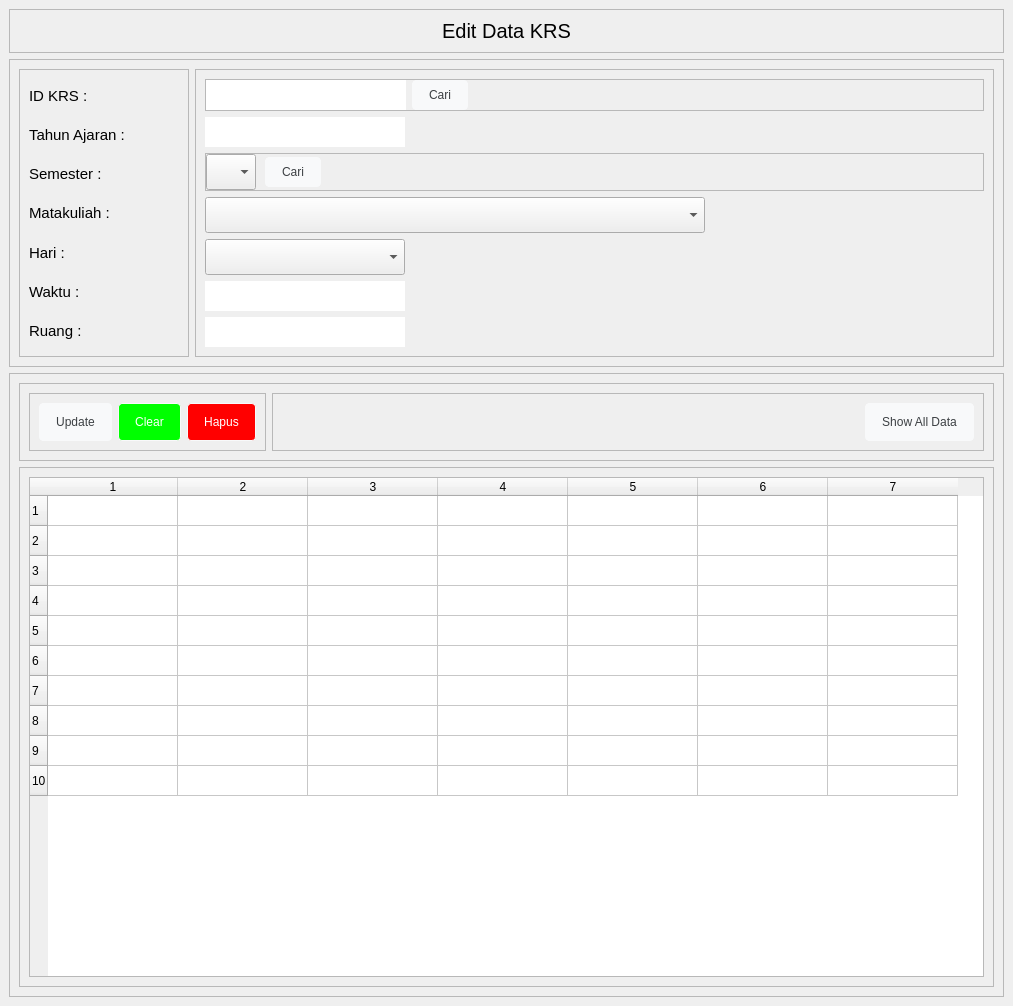
This is ui/krs.ui in fajaraldev/aplikasi-pengisian-krs as Qt 5 draws it before an edit. The edited form follows.
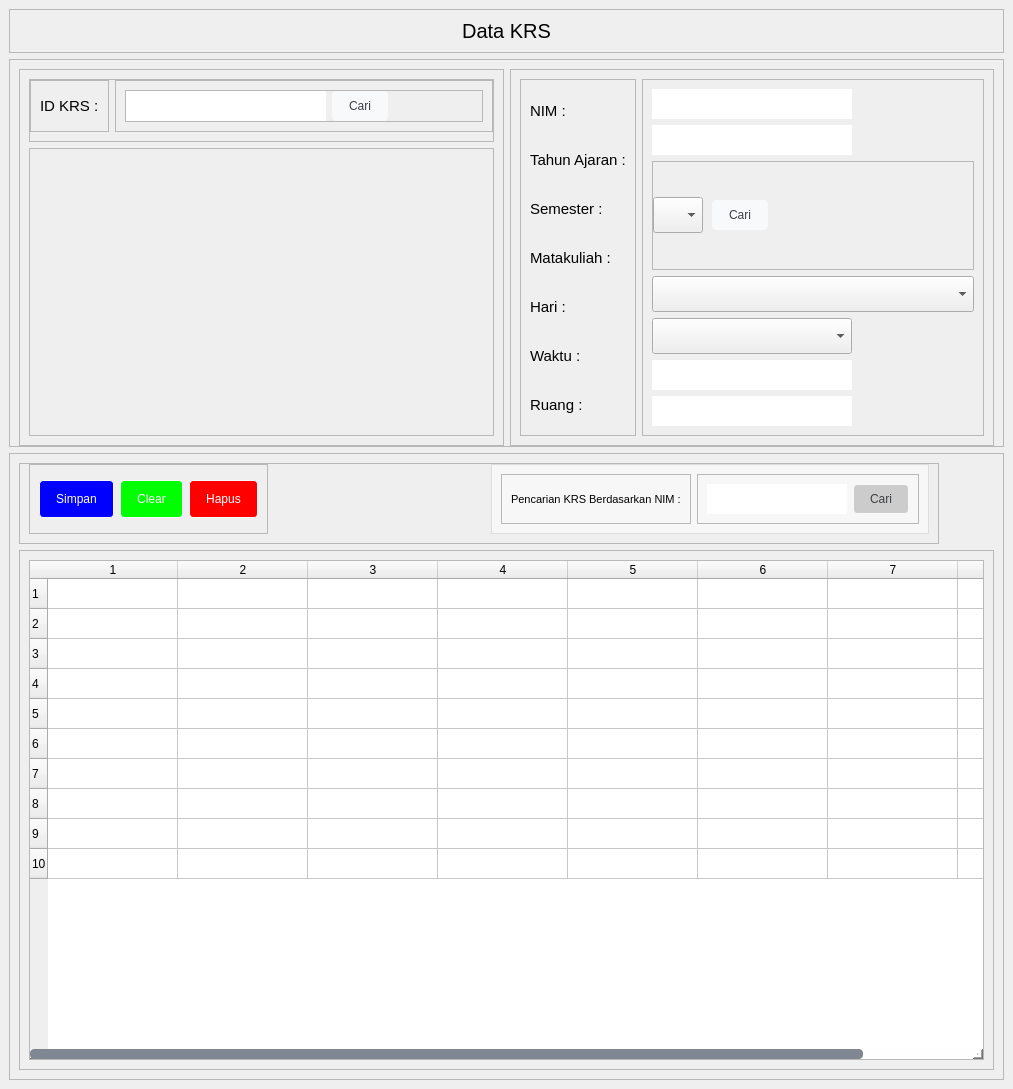
This is the edited form.

What changed in the file:
```diff
--- a/ui/krs.ui
+++ b/ui/krs.ui
@@ -7,7 +7,7 @@
     <x>0</x>
     <y>0</y>
     <width>1013</width>
-    <height>1006</height>
+    <height>1089</height>
    </rect>
   </property>
   <property name="minimumSize">
@@ -76,6 +76,14 @@
   outline: none;
 }
 
+#frame_15{
+background-color:rgba(255,255,255,0.5);
+}
+
+#btnCariKrsByNim{
+background-color:rgb(204,204,204);
+}
+
 #btnSimpan{
 	color: rgb(255, 255, 255);
 	background-color: rgb(0, 0, 255);
@@ -116,6 +124,9 @@
     </property>
     <item>
      <widget class="QScrollArea" name="scrollArea">
+      <property name="autoFillBackground">
+       <bool>false</bool>
+      </property>
       <property name="widgetResizable">
        <bool>true</bool>
       </property>
@@ -125,7 +136,7 @@
          <x>0</x>
          <y>0</y>
          <width>1013</width>
-         <height>1006</height>
+         <height>1089</height>
         </rect>
        </property>
        <layout class="QVBoxLayout" name="verticalLayout_2">
@@ -146,7 +157,7 @@
               </font>
              </property>
              <property name="text">
-              <string>Edit Data KRS</string>
+              <string>Data KRS</string>
              </property>
              <property name="alignment">
               <set>Qt::AlignCenter</set>
@@ -170,8 +181,11 @@
           <property name="frameShadow">
            <enum>QFrame::Raised</enum>
           </property>
-          <layout class="QHBoxLayout" name="horizontalLayout">
-           <item alignment="Qt::AlignLeft">
+          <layout class="QHBoxLayout" name="horizontalLayout_9">
+           <property name="bottomMargin">
+            <number>0</number>
+           </property>
+           <item>
             <widget class="QFrame" name="frame_4">
              <property name="sizePolicy">
               <sizepolicy hsizetype="Preferred" vsizetype="Preferred">
@@ -187,7 +201,7 @@
              </property>
              <property name="maximumSize">
               <size>
-               <width>16777215</width>
+               <width>500</width>
                <height>16777215</height>
               </size>
              </property>
@@ -203,9 +217,45 @@
              <property name="frameShadow">
               <enum>QFrame::Raised</enum>
              </property>
-             <layout class="QVBoxLayout" name="verticalLayout_6">
+             <layout class="QVBoxLayout" name="verticalLayout_10">
               <item>
-               <widget class="QLabel" name="label_7">
+               <widget class="QFrame" name="frame_17">
+                <property name="sizePolicy">
+                 <sizepolicy hsizetype="Preferred" vsizetype="Fixed">
+                  <horstretch>0</horstretch>
+                  <verstretch>0</verstretch>
+                 </sizepolicy>
+                </property>
+                <property name="autoFillBackground">
+                 <bool>true</bool>
+                </property>
+                <property name="frameShape">
+                 <enum>QFrame::StyledPanel</enum>
+                </property>
+                <property name="frameShadow">
+                 <enum>QFrame::Raised</enum>
+                </property>
+                <layout class="QHBoxLayout" name="horizontalLayout">
+                 <property name="leftMargin">
+                  <number>0</number>
+                 </property>
+                 <property name="topMargin">
+                  <number>0</number>
+                 </property>
+                 <property name="rightMargin">
+                  <number>0</number>
+                 </property>
+                 <item>
+                  <widget class="QFrame" name="frame_11">
+                   <property name="frameShape">
+                    <enum>QFrame::StyledPanel</enum>
+                   </property>
+                   <property name="frameShadow">
+                    <enum>QFrame::Raised</enum>
+                   </property>
+                   <layout class="QVBoxLayout" name="verticalLayout_7">
+                    <item>
+                     <widget class="QLabel" name="label_9">
                 <property name="font">
                  <font>
                   <pointsize>11</pointsize>
@@ -216,6 +266,131 @@
                 </property>
                </widget>
               </item>
+                   </layout>
+                  </widget>
+                 </item>
+                 <item>
+                  <widget class="QFrame" name="frame_12">
+                   <property name="frameShape">
+                    <enum>QFrame::StyledPanel</enum>
+                   </property>
+                   <property name="frameShadow">
+                    <enum>QFrame::Raised</enum>
+                   </property>
+                   <layout class="QVBoxLayout" name="verticalLayout_6">
+                    <item>
+                     <widget class="QFrame" name="frame_10">
+                      <property name="frameShape">
+                       <enum>QFrame::StyledPanel</enum>
+                      </property>
+                      <property name="frameShadow">
+                       <enum>QFrame::Raised</enum>
+                      </property>
+                      <layout class="QHBoxLayout" name="horizontalLayout_7">
+                       <property name="leftMargin">
+                        <number>0</number>
+                       </property>
+                       <property name="topMargin">
+                        <number>0</number>
+                       </property>
+                       <property name="rightMargin">
+                        <number>0</number>
+                       </property>
+                       <property name="bottomMargin">
+                        <number>0</number>
+                       </property>
+                       <item>
+                        <widget class="QLineEdit" name="txtIdKrs">
+                         <property name="minimumSize">
+                          <size>
+                           <width>100</width>
+                           <height>0</height>
+                          </size>
+                         </property>
+                         <property name="maximumSize">
+                          <size>
+                           <width>200</width>
+                           <height>16777215</height>
+                          </size>
+                         </property>
+                         <property name="font">
+                          <font>
+                           <pointsize>12</pointsize>
+                          </font>
+                         </property>
+                        </widget>
+                       </item>
+                       <item alignment="Qt::AlignLeft">
+                        <widget class="QPushButton" name="btnCariKrsById">
+                         <property name="minimumSize">
+                          <size>
+                           <width>44</width>
+                           <height>10</height>
+                          </size>
+                         </property>
+                         <property name="maximumSize">
+                          <size>
+                           <width>16777215</width>
+                           <height>30</height>
+                          </size>
+                         </property>
+                         <property name="text">
+                          <string>Cari</string>
+                         </property>
+                        </widget>
+                       </item>
+                      </layout>
+                     </widget>
+                    </item>
+                   </layout>
+                  </widget>
+                 </item>
+                </layout>
+               </widget>
+              </item>
+              <item>
+               <widget class="QFrame" name="frame_18">
+                <property name="frameShape">
+                 <enum>QFrame::StyledPanel</enum>
+                </property>
+                <property name="frameShadow">
+                 <enum>QFrame::Raised</enum>
+                </property>
+               </widget>
+              </item>
+             </layout>
+            </widget>
+           </item>
+           <item>
+            <widget class="QFrame" name="frame_6">
+             <property name="frameShape">
+              <enum>QFrame::StyledPanel</enum>
+             </property>
+             <property name="frameShadow">
+              <enum>QFrame::Raised</enum>
+             </property>
+             <layout class="QHBoxLayout" name="horizontalLayout_8">
+              <item>
+               <widget class="QFrame" name="frame_13">
+                <property name="frameShape">
+                 <enum>QFrame::StyledPanel</enum>
+                </property>
+                <property name="frameShadow">
+                 <enum>QFrame::Raised</enum>
+                </property>
+                <layout class="QVBoxLayout" name="verticalLayout_8">
+                 <item>
+                  <widget class="QLabel" name="label_11">
+                   <property name="font">
+                    <font>
+                     <pointsize>11</pointsize>
+                    </font>
+                   </property>
+                   <property name="text">
+                    <string>NIM :</string>
+                   </property>
+                  </widget>
+                 </item>
               <item>
                <widget class="QLabel" name="label_2">
                 <property name="font">
@@ -229,7 +404,7 @@
                </widget>
               </item>
               <item>
-               <widget class="QLabel" name="label_3">
+                  <widget class="QLabel" name="label_10">
                 <property name="font">
                  <font>
                   <pointsize>11</pointsize>
@@ -292,37 +467,16 @@
             </widget>
            </item>
            <item>
-            <widget class="QFrame" name="frame_6">
+               <widget class="QFrame" name="frame_16">
              <property name="frameShape">
               <enum>QFrame::StyledPanel</enum>
              </property>
              <property name="frameShadow">
               <enum>QFrame::Raised</enum>
              </property>
-             <layout class="QVBoxLayout" name="verticalLayout_7">
+                <layout class="QVBoxLayout" name="verticalLayout_9">
               <item>
-               <widget class="QFrame" name="frame_8">
-                <property name="frameShape">
-                 <enum>QFrame::StyledPanel</enum>
-                </property>
-                <property name="frameShadow">
-                 <enum>QFrame::Raised</enum>
-                </property>
-                <layout class="QHBoxLayout" name="horizontalLayout_3">
-                 <property name="leftMargin">
-                  <number>0</number>
-                 </property>
-                 <property name="topMargin">
-                  <number>0</number>
-                 </property>
-                 <property name="rightMargin">
-                  <number>0</number>
-                 </property>
-                 <property name="bottomMargin">
-                  <number>0</number>
-                 </property>
-                 <item>
-                  <widget class="QLineEdit" name="txtIdKrs">
+                  <widget class="QLineEdit" name="txtNim">
                    <property name="minimumSize">
                     <size>
                      <width>100</width>
@@ -340,28 +494,6 @@
                      <pointsize>12</pointsize>
                     </font>
                    </property>
-                  </widget>
-                 </item>
-                 <item alignment="Qt::AlignLeft">
-                  <widget class="QPushButton" name="btnCariKrs">
-                   <property name="minimumSize">
-                    <size>
-                     <width>44</width>
-                     <height>10</height>
-                    </size>
-                   </property>
-                   <property name="maximumSize">
-                    <size>
-                     <width>16777215</width>
-                     <height>30</height>
-                    </size>
-                   </property>
-                   <property name="text">
-                    <string>Cari</string>
-                   </property>
-                  </widget>
-                 </item>
-                </layout>
                </widget>
               </item>
               <item>
@@ -476,7 +608,7 @@
                   </widget>
                  </item>
                  <item alignment="Qt::AlignLeft">
-                  <widget class="QPushButton" name="btnCariMatakuliBySemesterah">
+                     <widget class="QPushButton" name="btnCariMatakuliBySemester">
                    <property name="minimumSize">
                     <size>
                      <width>44</width>
@@ -638,6 +770,9 @@
           </layout>
          </widget>
         </item>
+          </layout>
+         </widget>
+        </item>
         <item>
          <widget class="QFrame" name="frame_3">
           <property name="frameShape">
@@ -655,6 +790,12 @@
                <verstretch>0</verstretch>
               </sizepolicy>
              </property>
+             <property name="maximumSize">
+              <size>
+               <width>920</width>
+               <height>16777215</height>
+              </size>
+             </property>
              <property name="frameShape">
               <enum>QFrame::StyledPanel</enum>
              </property>
@@ -662,6 +803,9 @@
               <enum>QFrame::Raised</enum>
              </property>
              <layout class="QHBoxLayout" name="horizontalLayout_6">
+              <property name="topMargin">
+               <number>0</number>
+              </property>
               <item alignment="Qt::AlignLeft">
                <widget class="QFrame" name="frame_14">
                 <property name="sizePolicy">
@@ -678,7 +822,7 @@
                 </property>
                 <layout class="QHBoxLayout" name="horizontalLayout_4">
                  <item>
-                  <widget class="QPushButton" name="btnUpdate">
+                  <widget class="QPushButton" name="btnSimpan">
                    <property name="minimumSize">
                     <size>
                      <width>44</width>
@@ -692,7 +836,7 @@
                     </size>
                    </property>
                    <property name="text">
-                    <string>Update</string>
+                    <string>Simpan</string>
                    </property>
                   </widget>
                  </item>
@@ -725,7 +869,7 @@
                 </layout>
                </widget>
               </item>
-              <item>
+              <item alignment="Qt::AlignRight">
                <widget class="QFrame" name="frame_15">
                 <property name="sizePolicy">
                  <sizepolicy hsizetype="Expanding" vsizetype="Preferred">
@@ -739,18 +883,81 @@
                 <property name="frameShadow">
                  <enum>QFrame::Raised</enum>
                 </property>
+                <layout class="QHBoxLayout" name="horizontalLayout_10">
+                 <item>
+                  <widget class="QFrame" name="frame_19">
+                   <property name="frameShape">
+                    <enum>QFrame::StyledPanel</enum>
+                   </property>
+                   <property name="frameShadow">
+                    <enum>QFrame::Raised</enum>
+                   </property>
+                   <layout class="QVBoxLayout" name="verticalLayout_11">
+                    <item>
+                     <widget class="QLabel" name="label_12">
+                      <property name="font">
+                       <font>
+                        <pointsize>8</pointsize>
+                       </font>
+                      </property>
+                      <property name="text">
+                       <string>Pencarian KRS Berdasarkan NIM :</string>
+                      </property>
+                     </widget>
+                    </item>
+                   </layout>
+                  </widget>
+                 </item>
+                 <item>
+                  <widget class="QFrame" name="frame_20">
+                   <property name="frameShape">
+                    <enum>QFrame::StyledPanel</enum>
+                   </property>
+                   <property name="frameShadow">
+                    <enum>QFrame::Raised</enum>
+                   </property>
                 <layout class="QHBoxLayout" name="horizontalLayout_5">
-                 <item alignment="Qt::AlignRight">
-                  <widget class="QPushButton" name="btnShowAllData">
+                    <item>
+                     <widget class="QLineEdit" name="txtNimPencarian">
                    <property name="minimumSize">
                     <size>
-                     <width>44</width>
+                        <width>100</width>
                      <height>0</height>
                     </size>
                    </property>
+                      <property name="maximumSize">
+                       <size>
+                        <width>200</width>
+                        <height>16777215</height>
+                       </size>
+                      </property>
+                      <property name="font">
+                       <font>
+                        <pointsize>12</pointsize>
+                       </font>
+                      </property>
+                     </widget>
+                    </item>
+                    <item>
+                     <widget class="QPushButton" name="btnCariKrsByNim">
+                      <property name="minimumSize">
+                       <size>
+                        <width>44</width>
+                        <height>10</height>
+                       </size>
+                      </property>
+                      <property name="maximumSize">
+                       <size>
+                        <width>16777215</width>
+                        <height>30</height>
+                       </size>
+                      </property>
                    <property name="text">
-                    <string>Show All Data</string>
-                   </property>
+                       <string>Cari</string>
+                      </property>
+                     </widget>
+                    </item>
+                   </layout>
                   </widget>
                  </item>
                 </layout>
@@ -786,7 +993,7 @@
                  <number>10</number>
                 </property>
                 <property name="columnCount">
-                 <number>7</number>
+                 <number>8</number>
                 </property>
                 <attribute name="horizontalHeaderDefaultSectionSize">
                  <number>130</number>
@@ -808,6 +1015,7 @@
                 <column/>
                 <column/>
                 <column/>
+                <column/>
                </widget>
               </item>
              </layout>
```
Lines whose indentation alone changed are shown as unchanged.
